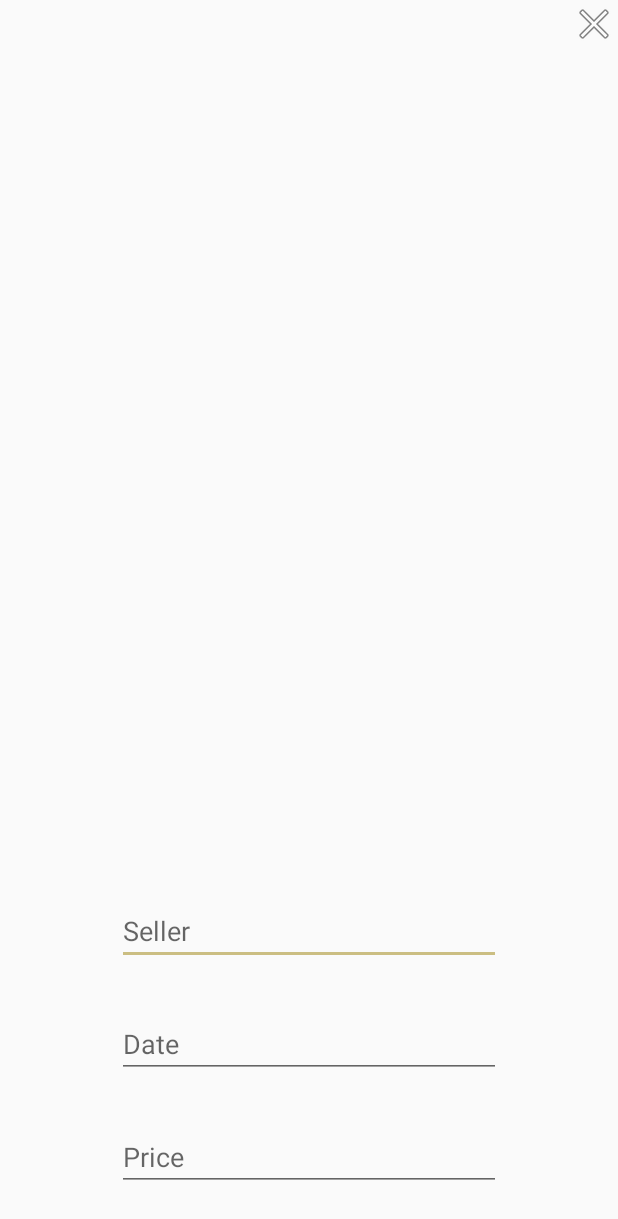
After one commit to Gonthar/Paragon, an Android app: the NewEntryActivity screen opened directly, with no data from a screen before it, on a phone screen of 412 x 824 dp. The commit adds this screen. Shown: the top 1219 px of the screen. Run offline under Robolectric (Android 15) with nearby library versions, the phone set to English and light mode, and no system bars.

Commit message:
architecture rework, new data entry screen (+helpers for SP)

```diff
--- a/app/build.gradle
+++ b/app/build.gradle
@@ -24,6 +24,7 @@ dependencies {
     androidTestCompile('com.android.support.test.espresso:espresso-core:2.2.2', {
         exclude group: 'com.android.support', module: 'support-annotations'
     })
+    compile 'com.android.support:design:25.3.1'
     compile 'com.android.support:appcompat-v7:25.3.1'
     compile 'com.android.support.constraint:constraint-layout:1.0.2'
     compile 'com.android.support:support-v4:25.3.1'
--- a/app/src/main/AndroidManifest.xml
+++ b/app/src/main/AndroidManifest.xml
@@ -24,13 +24,14 @@
         <activity
             android:name=".GetInfoFromReceiptActivity"
             android:configChanges="orientation|keyboardHidden"
-            android:screenOrientation="portrait"></activity>
+            android:screenOrientation="portrait" />
 
         <meta-data
             android:name="com.google.android.gms.vision.DEPENDENCIES"
             android:value="ocr" />
 
-        <activity android:name=".MainMenuActivity"></activity>
+        <activity android:name=".MainMenuActivity" />
+        <activity android:name=".NewEntryActivity"></activity>
     </application>
 
 </manifest>
--- /dev/null
+++ b/app/src/main/java/com/example/maciek/paragon/NewEntryActivity.java
@@ -0,0 +1,19 @@
+package com.example.maciek.paragon;
+
+import android.content.Intent;
+import android.support.v7.app.AppCompatActivity;
+import android.os.Bundle;
+import android.view.View;
+
+public class NewEntryActivity extends AppCompatActivity {
+
+    @Override
+    protected void onCreate(Bundle savedInstanceState) {
+        super.onCreate(savedInstanceState);
+        setContentView(R.layout.activity_new_entry);
+    }
+
+    public void close(View v) {
+        finish();
+    }
+}
--- /dev/null
+++ b/app/src/main/res/drawable/ic_add_36dp.xml
@@ -0,0 +1,4 @@
+<vector android:height="36dp" android:viewportHeight="24.0"
+    android:viewportWidth="24.0" android:width="36dp" xmlns:android="http://schemas.android.com/apk/res/android">
+    <path android:fillColor="#FF000000" android:pathData="M19,13h-6v6h-2v-6H5v-2h6V5h2v6h6v2z"/>
+</vector>
--- /dev/null
+++ b/app/src/main/res/layout/activity_new_entry.xml
@@ -0,0 +1,56 @@
+<?xml version="1.0" encoding="utf-8"?>
+<RelativeLayout
+    xmlns:android="http://schemas.android.com/apk/res/android"
+    xmlns:app="http://schemas.android.com/apk/res-auto"
+    xmlns:tools="http://schemas.android.com/tools"
+    android:layout_width="match_parent"
+    android:layout_height="match_parent"
+    tools:context="com.example.maciek.paragon.NewEntryActivity">
+
+    <ImageButton
+        android:id="@+id/closeButton"
+        android:layout_width="wrap_content"
+        android:layout_height="wrap_content"
+        android:layout_alignParentRight="true"
+        android:layout_alignParentTop="true"
+        android:background="@android:drawable/ic_menu_close_clear_cancel"
+        android:contentDescription="cancel"
+        android:onClick="close" />
+
+    <EditText
+        android:id="@+id/sellerInput"
+        android:layout_width="wrap_content"
+        android:layout_height="wrap_content"
+        android:layout_above="@+id/dateInput"
+        android:layout_centerHorizontal="true"
+        android:layout_marginBottom="30dp"
+        android:ems="12"
+        android:hint="Seller"
+        android:imeOptions="actionNext"
+        android:inputType="text|textCapWords" />
+
+    <EditText
+        android:id="@+id/dateInput"
+        android:layout_width="wrap_content"
+        android:layout_height="wrap_content"
+        android:layout_above="@+id/priceInput"
+        android:layout_centerHorizontal="true"
+        android:layout_marginBottom="30dp"
+        android:ems="12"
+        android:hint="Date"
+        android:imeOptions="actionNext"
+        android:inputType="date" />
+
+    <EditText
+        android:id="@+id/priceInput"
+        android:layout_width="wrap_content"
+        android:layout_height="wrap_content"
+        android:layout_alignParentBottom="true"
+        android:layout_centerHorizontal="true"
+        android:layout_marginBottom="30dp"
+        android:ems="12"
+        android:hint="Price"
+        android:imeOptions="actionDone"
+        android:inputType="numberDecimal" />
+
+</RelativeLayout>
```
Also changed, not shown: app/src/main/java/com/example/maciek/paragon/BaseActivity.java (added, +10 -0 lines), app/src/main/java/com/example/maciek/paragon/BasePresenter.java (added, +30 -0 lines), app/src/main/java/com/example/maciek/paragon/DataManager.java (added, +50 -0 lines), app/src/main/java/com/example/maciek/paragon/MainMenuActivity.java (+31 -62 lines), app/src/main/java/com/example/maciek/paragon/ParPresenter.java (added, +10 -0 lines), app/src/main/java/com/example/maciek/paragon/ParView.java (added, +8 -0 lines), app/src/main/java/com/example/maciek/paragon/SharedPrefsHelper.java (added, +62 -0 lines), app/src/main/res/drawable/ic_add_24dp.xml (added, +9 -0 lines), app/src/main/res/layout/activity_main_menu.xml (+13 -37 lines).
